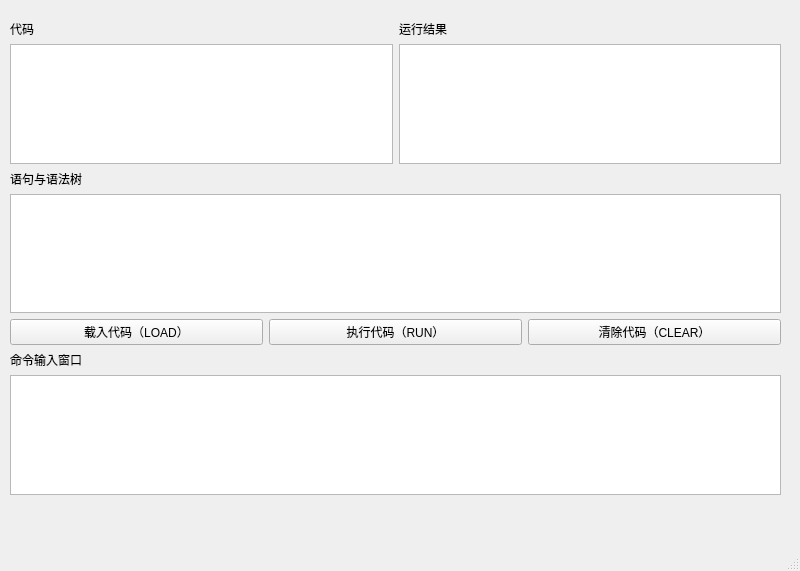
This is mainwindow.ui in Hua-hana/MiniBasic as Qt 5 draws it before an edit. The edited form follows.
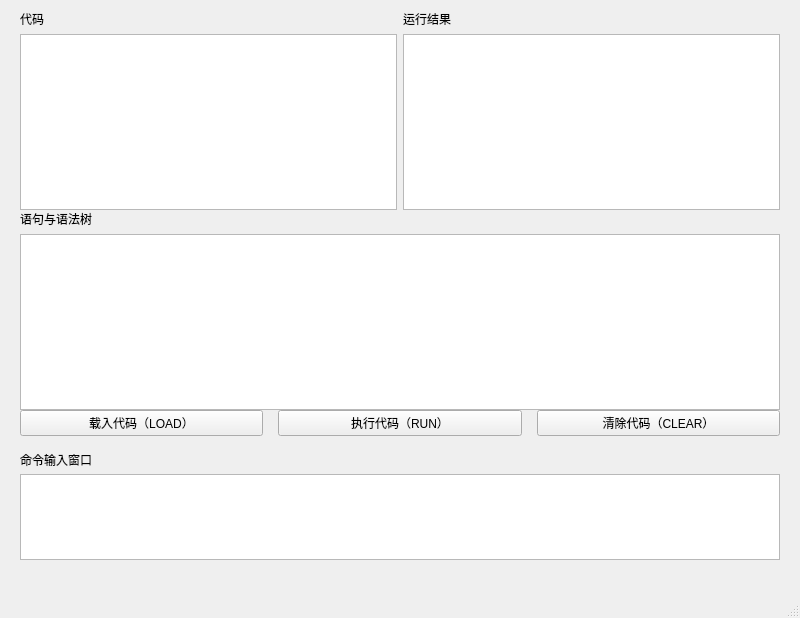
This is the edited form.

Commit message: acceptable layout

The edit to the form file:
```diff
--- a/mainwindow.ui
+++ b/mainwindow.ui
@@ -7,32 +7,33 @@
     <x>0</x>
     <y>0</y>
     <width>800</width>
-    <height>571</height>
+    <height>618</height>
    </rect>
   </property>
   <property name="windowTitle">
    <string>MainWindow</string>
   </property>
   <widget class="QWidget" name="centralwidget">
-   <widget class="QWidget" name="">
+   <widget class="QWidget" name="codeandres" native="true">
     <property name="geometry">
      <rect>
-      <x>10</x>
-      <y>20</y>
-      <width>771</width>
-      <height>475</height>
+      <x>20</x>
+      <y>10</y>
+      <width>760</width>
+      <height>200</height>
      </rect>
     </property>
-    <layout class="QVBoxLayout" name="verticalLayout_5" stretch="0,0,0,0">
-     <property name="sizeConstraint">
-      <enum>QLayout::SetDefaultConstraint</enum>
-     </property>
+    <layout class="QHBoxLayout" name="horizontalLayout_4">
      <item>
-      <layout class="QHBoxLayout" name="horizontalLayout">
-       <item>
-        <layout class="QVBoxLayout" name="verticalLayout">
+      <layout class="QVBoxLayout" name="verticalLayout_9">
          <item>
           <widget class="QLabel" name="code">
+         <property name="sizePolicy">
+          <sizepolicy hsizetype="Expanding" vsizetype="Expanding">
+           <horstretch>0</horstretch>
+           <verstretch>0</verstretch>
+          </sizepolicy>
+         </property>
            <property name="text">
             <string>代码</string>
            </property>
@@ -43,6 +44,12 @@
            <property name="enabled">
             <bool>true</bool>
            </property>
+         <property name="sizePolicy">
+          <sizepolicy hsizetype="Expanding" vsizetype="Expanding">
+           <horstretch>0</horstretch>
+           <verstretch>0</verstretch>
+          </sizepolicy>
+         </property>
           </widget>
          </item>
         </layout>
@@ -51,6 +58,12 @@
         <layout class="QVBoxLayout" name="verticalLayout_2">
          <item>
           <widget class="QLabel" name="runres">
+         <property name="sizePolicy">
+          <sizepolicy hsizetype="Expanding" vsizetype="Expanding">
+           <horstretch>0</horstretch>
+           <verstretch>0</verstretch>
+          </sizepolicy>
+         </property>
            <property name="text">
             <string>运行结果</string>
            </property>
@@ -62,25 +75,65 @@
         </layout>
        </item>
       </layout>
-     </item>
-     <item>
+   </widget>
+   <widget class="QWidget" name="astwidget" native="true">
+    <property name="geometry">
+     <rect>
+      <x>20</x>
+      <y>210</y>
+      <width>760</width>
+      <height>200</height>
+     </rect>
+    </property>
       <layout class="QVBoxLayout" name="verticalLayout_3">
        <item>
         <widget class="QLabel" name="ast">
+       <property name="sizePolicy">
+        <sizepolicy hsizetype="Expanding" vsizetype="Expanding">
+         <horstretch>0</horstretch>
+         <verstretch>0</verstretch>
+        </sizepolicy>
+       </property>
          <property name="text">
           <string>语句与语法树</string>
          </property>
         </widget>
        </item>
        <item>
-        <widget class="QTextBrowser" name="astBrowser"/>
-       </item>
-      </layout>
-     </item>
+      <widget class="QTextBrowser" name="astBrowser">
+       <property name="sizePolicy">
+        <sizepolicy hsizetype="Expanding" vsizetype="Expanding">
+         <horstretch>0</horstretch>
+         <verstretch>0</verstretch>
+        </sizepolicy>
+       </property>
+      </widget>
+     </item>
+    </layout>
+   </widget>
+   <widget class="QWidget" name="cmd" native="true">
+    <property name="geometry">
+     <rect>
+      <x>20</x>
+      <y>410</y>
+      <width>760</width>
+      <height>150</height>
+     </rect>
+    </property>
+    <layout class="QVBoxLayout" name="verticalLayout_10">
+     <property name="spacing">
+      <number>15</number>
+     </property>
      <item>
       <layout class="QHBoxLayout" name="horizontalLayout_2">
        <item>
         <widget class="QPushButton" name="btnLoad">
+         <property name="sizePolicy">
+          <sizepolicy hsizetype="Preferred" vsizetype="Preferred">
+           <horstretch>0</horstretch>
+           <verstretch>0</verstretch>
+          </sizepolicy>
+         </property>
          <property name="text">
           <string>载入代码（LOAD）</string>
          </property>
@@ -88,6 +141,12 @@
        </item>
        <item>
         <widget class="QPushButton" name="btnRun">
+         <property name="sizePolicy">
+          <sizepolicy hsizetype="Preferred" vsizetype="Preferred">
+           <horstretch>0</horstretch>
+           <verstretch>0</verstretch>
+          </sizepolicy>
+         </property>
          <property name="text">
           <string>执行代码（RUN）</string>
          </property>
@@ -95,6 +154,12 @@
        </item>
        <item>
         <widget class="QPushButton" name="btnClear">
+         <property name="sizePolicy">
+          <sizepolicy hsizetype="Preferred" vsizetype="Preferred">
+           <horstretch>0</horstretch>
+           <verstretch>0</verstretch>
+          </sizepolicy>
+         </property>
          <property name="text">
           <string>清除代码（CLEAR）</string>
          </property>
@@ -104,6 +169,9 @@
      </item>
      <item>
       <layout class="QVBoxLayout" name="verticalLayout_4">
+       <property name="spacing">
+        <number>5</number>
+       </property>
        <item>
         <widget class="QLabel" name="cmdInput">
          <property name="text">
@@ -112,7 +180,17 @@
         </widget>
        </item>
        <item>
-        <widget class="QPlainTextEdit" name="cmdEdit"/>
+        <widget class="QPlainTextEdit" name="cmdEdit">
+         <property name="enabled">
+          <bool>true</bool>
+         </property>
+         <property name="sizePolicy">
+          <sizepolicy hsizetype="Preferred" vsizetype="Preferred">
+           <horstretch>0</horstretch>
+           <verstretch>0</verstretch>
+          </sizepolicy>
+         </property>
+        </widget>
        </item>
       </layout>
      </item>
```
Lines whose indentation alone changed are shown as unchanged.
